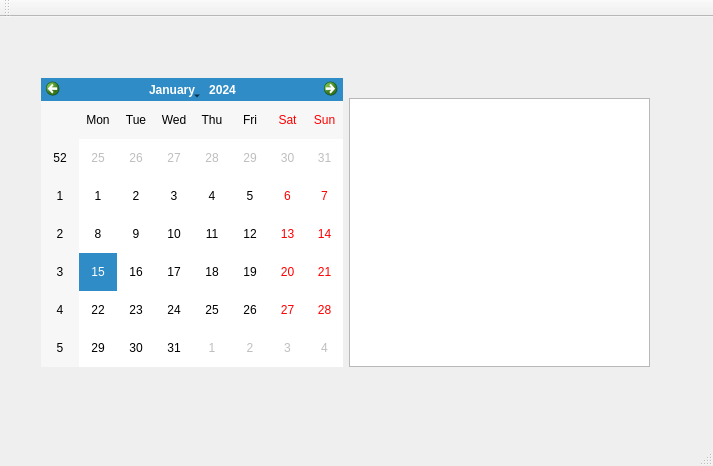
AustinBower/HotelProject, file mainwindow.ui: the form before one commit.
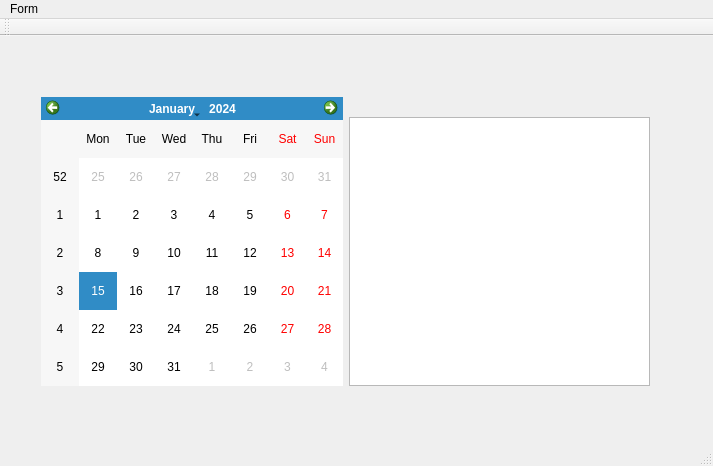
The form after the commit.

Diff of the .ui file:
```diff
--- a/mainwindow.ui
+++ b/mainwindow.ui
@@ -14,7 +14,7 @@
    <string>MainWindow</string>
   </property>
   <widget class="QWidget" name="centralWidget">
-   <widget class="QWidget" name="">
+   <widget class="QWidget" name="layoutWidget">
     <property name="geometry">
      <rect>
       <x>30</x>
@@ -53,6 +53,13 @@
      <height>21</height>
     </rect>
    </property>
+   <widget class="QMenu" name="menuForm">
+    <property name="title">
+     <string>Form</string>
+    </property>
+    <addaction name="actionAlter_Room_Info"/>
+   </widget>
+   <addaction name="menuForm"/>
   </widget>
   <widget class="QToolBar" name="mainToolBar">
    <attribute name="toolBarArea">
```
Left out of the diff: 7 changed lines with no effect on the pictures.
